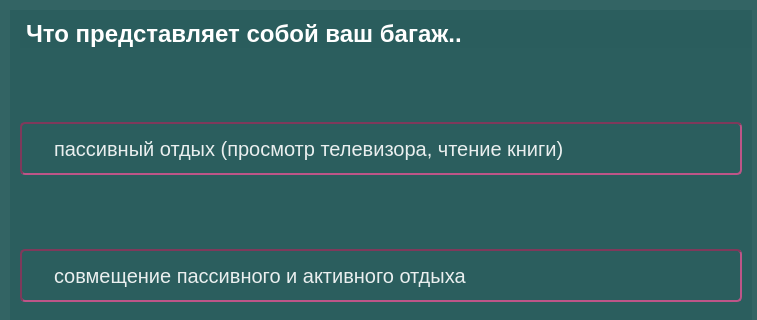
First picture: the form in forms/test5.ui, repository PolinaBack/MyMap, before the edit; both pictures show x 0 to 757 and y 0 to 320 of the 757 by 545 pixel window.
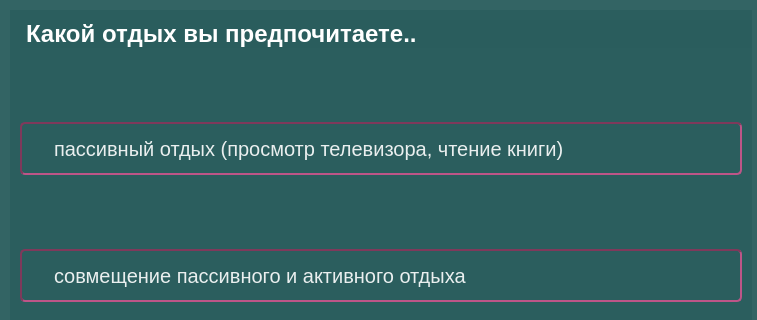
Second picture: the form after the edit.

```diff
--- a/forms/test5.ui
+++ b/forms/test5.ui
@@ -39,7 +39,7 @@
 }</string>
       </property>
       <property name="text">
-       <string>Что представляет собой ваш багаж..</string>
+       <string>Какой отдых вы предпочитаете..</string>
       </property>
      </widget>
     </item>
```
